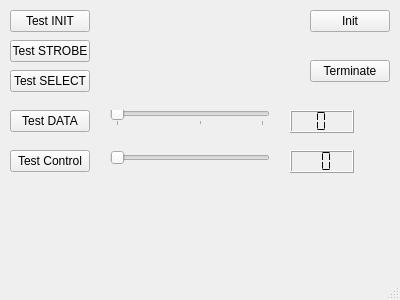
Qt form mainwindow.ui (boilerbots/PinballDiag) before a commit.
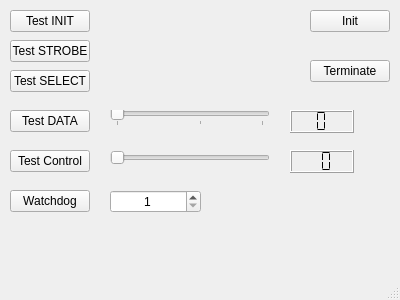
The same form after that commit.

Commit message: Added a watchdog test that uses a worker thread.

What changed in the file:
```diff
--- a/mainwindow.ui
+++ b/mainwindow.ui
@@ -199,6 +199,50 @@
      <enum>QLCDNumber::Flat</enum>
     </property>
    </widget>
+   <widget class="QPushButton" name="testWatchdogButton">
+    <property name="geometry">
+     <rect>
+      <x>10</x>
+      <y>190</y>
+      <width>80</width>
+      <height>22</height>
+     </rect>
+    </property>
+    <property name="text">
+     <string>Watchdog</string>
+    </property>
+    <property name="checkable">
+     <bool>true</bool>
+    </property>
+   </widget>
+   <widget class="QSpinBox" name="delayBox">
+    <property name="geometry">
+     <rect>
+      <x>110</x>
+      <y>190</y>
+      <width>91</width>
+      <height>23</height>
+     </rect>
+    </property>
+    <property name="toolTip">
+     <string>Cycle delay (ms)</string>
+    </property>
+    <property name="alignment">
+     <set>Qt::AlignCenter</set>
+    </property>
+    <property name="minimum">
+     <number>1</number>
+    </property>
+    <property name="maximum">
+     <number>10000</number>
+    </property>
+    <property name="singleStep">
+     <number>1</number>
+    </property>
+    <property name="value">
+     <number>1</number>
+    </property>
+   </widget>
   </widget>
   <widget class="QStatusBar" name="statusBar"/>
  </widget>
```
The commit also changes 8 other files.
